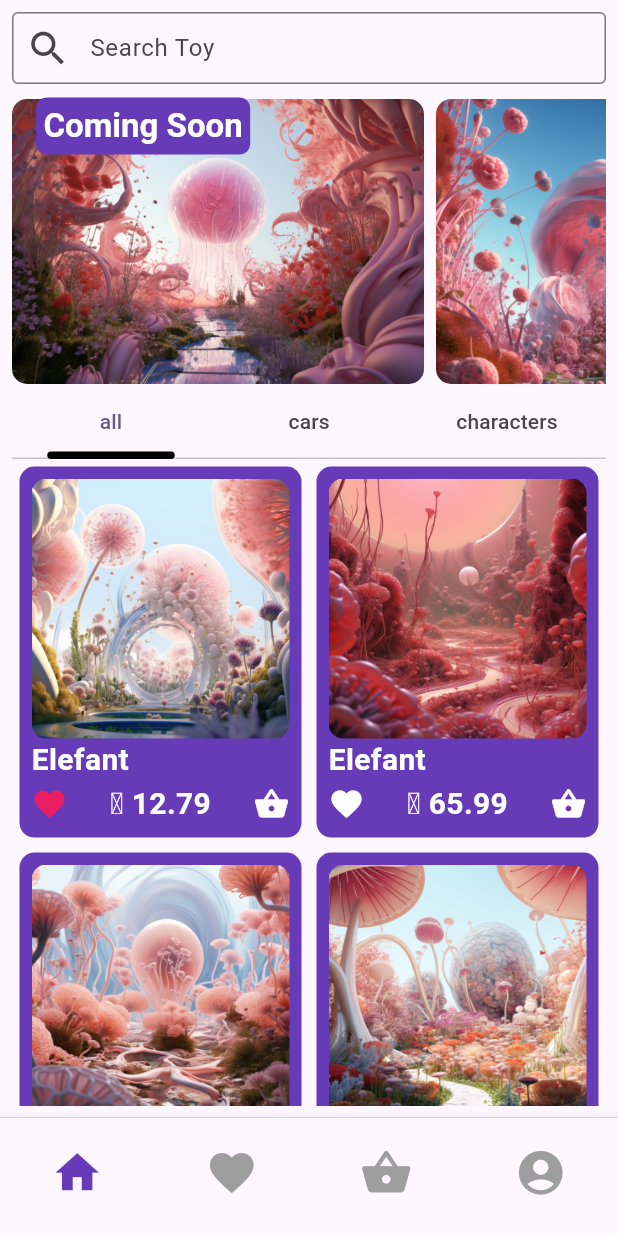
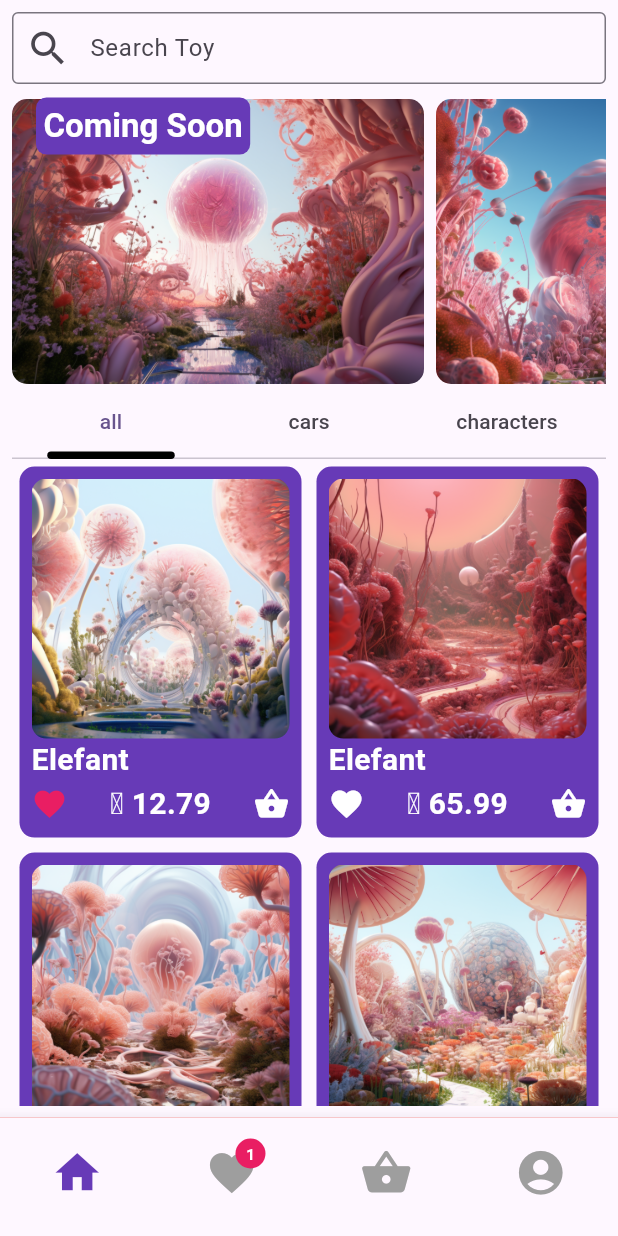
Before and after one commit to kwesikwaa/ToyShop-frontend-Flutter, a Flutter app: the screen it shows after launch, after a tap on the "favorite" icon, on a phone screen of 412 x 824 dp. Run offline on Flutter 3.47's test engine with Material 2 defaults, Android fonts, the phone set to English and light mode, and no system bars; our stand-ins replace hooks_riverpod, webview_flutter; missing offline and left inert: flutter_paystack.

Commit message:
bottombar badges valuenotifier fixed

```diff
--- a/lib/main.dart
+++ b/lib/main.dart
@@ -1,3 +1,4 @@
+import 'package:flutter/foundation.dart';
 import 'package:flutter/material.dart';
 import 'package:hooks_riverpod/hooks_riverpod.dart';
 import 'package:toyshop/Models/example_toylist.dart';
@@ -49,22 +50,28 @@ class _InitAreaState extends State<InitArea> {
     ProfileRoute()
   ];
 
-  Widget _badges(IconData icon, int data){
+  Widget _badges(IconData icon, ValueListenable listener){
     return Center(
       child: SizedBox(
         height: 45,
         width: 45,
         child: Stack(children: [
         Align(alignment:Alignment.center,child: Icon(icon,)),
-        if(data>0)Align(
+        ValueListenableBuilder(valueListenable: listener,
+          builder: (builder,value,child){
+           if(value>0){
+            return Align(
               alignment: Alignment.topRight,
               child:Container(
                 height: 20,
                 width: 20,
                 decoration: const BoxDecoration(color: Colors.pink, shape: BoxShape.circle),
-            child: Center(child:Text(data.toString(), style: const TextStyle(fontSize:10, color: Colors.white, fontWeight: FontWeight.bold),))
+                child: Center(child:Text(value.toString(), style: const TextStyle(fontSize:10, color: Colors.white, fontWeight: FontWeight.bold),))
                 )
-          )
+              );
+           } return Container();
+          })
+
       ],)),
     );
   }
@@ -80,11 +87,11 @@ class _InitAreaState extends State<InitArea> {
         label: 'Shop',
       ),
       BottomNavigationBarItem(
-        icon: _badges(Icons.favorite, AllToys.wishlist.length),
+        icon: _badges(Icons.favorite, AllToys.wishtotal),
         label: 'Wishlist',
       ),
       BottomNavigationBarItem(
-        icon: _badges(Icons.shopping_basket, AllToys.cartlist.length),
+        icon: _badges(Icons.shopping_basket, AllToys.carttotal),
         label: 'cart',
       ),
       BottomNavigationBarItem(
--- a/lib/routes/profile.dart
+++ b/lib/routes/profile.dart
@@ -11,7 +11,7 @@ class ProfileRoute extends StatelessWidget {
     return ValueListenableBuilder(
       valueListenable: AllToys.loggedin,
       builder: (context, loggedin, child){
-        if(loggedin){
+        if(!loggedin){
           return Padding(
             padding: const EdgeInsets.all(8.0),
             child: Column(
```
Lines whose indentation alone changed are shown as unchanged.
